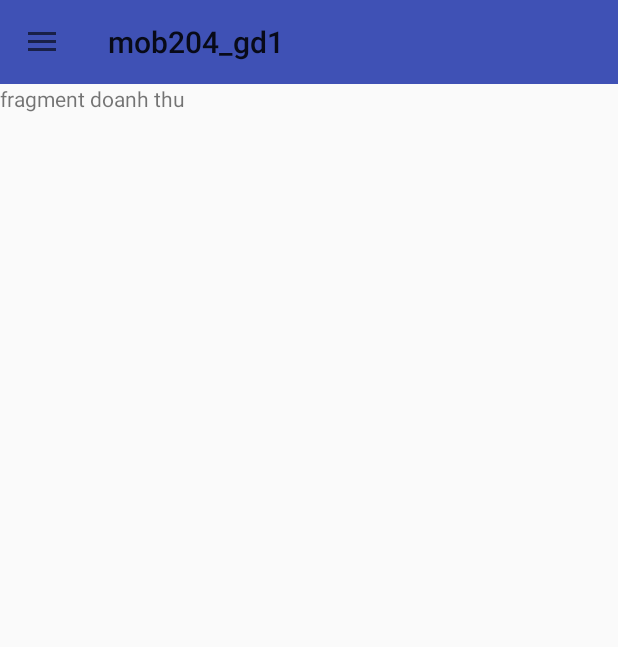
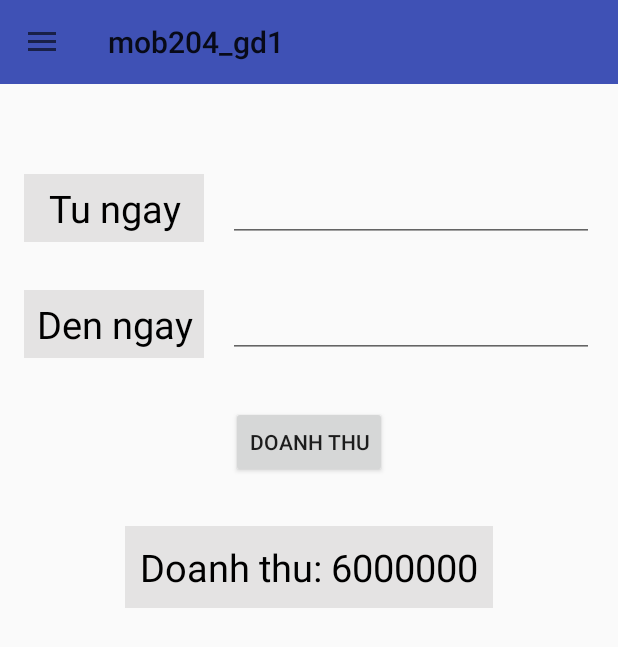
Before and after one commit to bacongau/mob204_assignment_completed, an Android app: the fragment Fragment_DoanhThu placed in its activity, on a phone screen of 412 x 824 dp. Shown: the top 647 px of the screen. Run offline under Robolectric (Android 15) with nearby library versions, the phone set to English and light mode, and no system bars.

Commit message:
luu thuong xuyen: hoan thien giao dien

```diff
--- a/app/build.gradle
+++ b/app/build.gradle
@@ -33,6 +33,7 @@ dependencies {
     implementation 'androidx.appcompat:appcompat:1.2.0'
     implementation 'com.google.android.material:material:1.2.1'
     implementation 'androidx.constraintlayout:constraintlayout:2.0.4'
+    implementation 'androidx.legacy:legacy-support-v4:1.0.0'
     testImplementation 'junit:junit:4.+'
     androidTestImplementation 'androidx.test.ext:junit:1.1.2'
     androidTestImplementation 'androidx.test.espresso:espresso-core:3.3.0'
--- a/app/src/main/AndroidManifest.xml
+++ b/app/src/main/AndroidManifest.xml
@@ -9,7 +9,10 @@
         android:roundIcon="@mipmap/ic_launcher_round"
         android:supportsRtl="true"
         android:theme="@style/Theme.Mob204_gd1">
-        <activity android:name=".MainActivity"
+        <activity android:name=".LoginScreen"></activity>
+        <activity android:name=".LoadingScreen" />
+        <activity
+            android:name=".MainActivity"
             android:theme="@style/AppTheme">
             <intent-filter>
                 <action android:name="android.intent.action.MAIN" />
--- /dev/null
+++ b/app/src/main/res/layout/dialog_them_sach.xml
@@ -0,0 +1,6 @@
+<?xml version="1.0" encoding="utf-8"?>
+<androidx.constraintlayout.widget.ConstraintLayout
+    xmlns:android="http://schemas.android.com/apk/res/android" android:layout_width="match_parent"
+    android:layout_height="match_parent">
+
+</androidx.constraintlayout.widget.ConstraintLayout>
--- a/app/src/main/res/layout/fragment__doanh_thu.xml
+++ b/app/src/main/res/layout/fragment__doanh_thu.xml
@@ -1,14 +1,97 @@
 <?xml version="1.0" encoding="utf-8"?>
 <FrameLayout xmlns:android="http://schemas.android.com/apk/res/android"
+    xmlns:app="http://schemas.android.com/apk/res-auto"
     xmlns:tools="http://schemas.android.com/tools"
     android:layout_width="match_parent"
     android:layout_height="match_parent"
     tools:context=".Fragments.Fragment_DoanhThu">
 
-    <!-- TODO: Update blank fragment layout -->
-    <TextView
+    <androidx.constraintlayout.widget.ConstraintLayout
         android:layout_width="match_parent"
-        android:layout_height="match_parent"
-        android:text="fragment doanh thu" />
+        android:layout_height="match_parent">
+
+
+        <TextView
+            android:id="@+id/textView7"
+            android:layout_width="120dp"
+            android:layout_height="wrap_content"
+            android:layout_marginStart="16dp"
+            android:layout_marginTop="60dp"
+            android:background="#E4E3E3"
+            android:gravity="center"
+            android:text="Tu ngay"
+            android:padding="5dp"
+            android:textColor="@color/black"
+            android:textSize="25dp"
+            app:layout_constraintStart_toStartOf="parent"
+            app:layout_constraintTop_toTopOf="parent" />
+
+        <TextView
+            android:id="@+id/textView8"
+            android:layout_width="120dp"
+            android:layout_height="wrap_content"
+            android:layout_marginStart="16dp"
+            android:layout_marginTop="32dp"
+            android:background="#E4E3E3"
+            android:gravity="center"
+            android:text="Den ngay"
+            android:padding="5dp"
+            android:textColor="@color/black"
+            android:textSize="25dp"
+            app:layout_constraintStart_toStartOf="parent"
+            app:layout_constraintTop_toBottomOf="@+id/textView7" />
+
+        <EditText
+            android:id="@+id/edt_pickNgayBatDau"
+            android:layout_width="0dp"
+            android:layout_height="wrap_content"
+            android:layout_marginStart="16dp"
+            android:layout_marginEnd="16dp"
+            android:ems="10"
+            app:layout_constraintBottom_toBottomOf="@+id/textView7"
+            app:layout_constraintEnd_toEndOf="parent"
+            app:layout_constraintStart_toEndOf="@+id/textView7"
+            app:layout_constraintTop_toTopOf="@+id/textView7" />
+
+        <EditText
+            android:id="@+id/edt_pickNgayKetThuc"
+            android:layout_width="0dp"
+            android:layout_height="wrap_content"
+            android:layout_marginStart="16dp"
+            android:layout_marginEnd="16dp"
+            android:ems="10"
+            app:layout_constraintBottom_toBottomOf="@+id/textView8"
+            app:layout_constraintEnd_toEndOf="parent"
+            app:layout_constraintStart_toEndOf="@+id/textView8"
+            app:layout_constraintTop_toTopOf="@+id/textView8" />
+
+        <Button
+            android:id="@+id/button_tinhDoanhThu"
+            android:layout_width="wrap_content"
+            android:layout_height="wrap_content"
+            android:layout_marginTop="32dp"
+            android:text="Doanh thu"
+            app:layout_constraintEnd_toEndOf="parent"
+            app:layout_constraintHorizontal_bias="0.5"
+            app:layout_constraintStart_toStartOf="parent"
+            app:layout_constraintTop_toBottomOf="@+id/edt_pickNgayKetThuc" />
+
+        <TextView
+            android:id="@+id/textView9"
+            android:layout_width="wrap_content"
+            android:layout_height="wrap_content"
+            android:layout_marginTop="32dp"
+            android:background="#E4E3E3"
+            android:gravity="center"
+            android:text="Doanh thu: 6000000"
+            android:textColor="@color/black"
+            android:textSize="25dp"
+            android:padding="10dp"
+            app:layout_constraintCircleRadius="10dp"
+            app:layout_constraintEnd_toEndOf="parent"
+            app:layout_constraintHorizontal_bias="0.5"
+            app:layout_constraintStart_toStartOf="parent"
+            app:layout_constraintTop_toBottomOf="@+id/button_tinhDoanhThu" />
+    </androidx.constraintlayout.widget.ConstraintLayout>
 
 </FrameLayout>
--- a/app/src/main/res/values/strings.xml
+++ b/app/src/main/res/values/strings.xml
@@ -3,4 +3,6 @@
     <string name="drawer_open">Open navigation drawer</string>
 
     <string name="drawer_close">Close navigation drawer</string>
+    <!-- TODO: Remove or change this placeholder text -->
+    <string name="hello_blank_fragment">Hello blank fragment</string>
 </resources>
```
Also changed, not shown: app/src/main/java/com/example/mob204_gd1/Fragments/Fragment_DoiMatKhau.java (added, +31 -0 lines), app/src/main/java/com/example/mob204_gd1/Fragments/Fragment_ThemNguoiDung.java (added, +32 -0 lines), app/src/main/java/com/example/mob204_gd1/LoadingScreen.java (added, +29 -0 lines), app/src/main/java/com/example/mob204_gd1/LoginScreen.java (added, +14 -0 lines), app/src/main/res/layout/activity_loading_screen.xml (added, +20 -0 lines), app/src/main/res/layout/activity_login_screen.xml (added, +91 -0 lines), app/src/main/res/layout/fragment__doi_mat_khau.xml (added, +105 -0 lines), app/src/main/res/layout/fragment__them_nguoi_dung.xml (added, +37 -0 lines), app/src/main/res/layout/fragment_top10.xml (+12 -4 lines).
